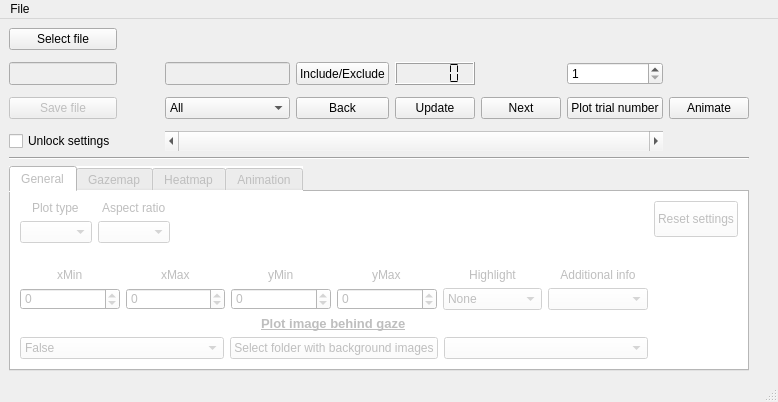
jonathanvanleeuwen/EyeParser, file Plotter/plotterGUICode.ui: the form before one commit.
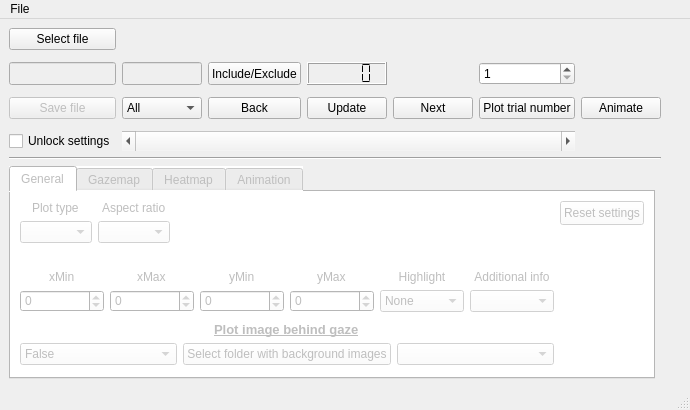
The form after the commit. The open tabs and pages were chosen to show the change.

```diff
--- a/Plotter/plotterGUICode.ui
+++ b/Plotter/plotterGUICode.ui
@@ -9,8 +9,8 @@
    <rect>
     <x>0</x>
     <y>0</y>
-    <width>778</width>
-    <height>402</height>
+    <width>647</width>
+    <height>410</height>
    </rect>
   </property>
   <property name="windowTitle">
@@ -24,6 +24,19 @@
     <string notr="true"/>
    </property>
    <layout class="QGridLayout" name="gridLayout_2">
+    <item row="4" column="3">
+     <spacer name="verticalSpacer">
+      <property name="orientation">
+       <enum>Qt::Vertical</enum>
+      </property>
+      <property name="sizeHint" stdset="0">
+       <size>
+        <width>20</width>
+        <height>40</height>
+       </size>
+      </property>
+     </spacer>
+    </item>
     <item row="0" column="0" colspan="2">
      <layout class="QGridLayout" name="gridLayout">
       <property name="horizontalSpacing">
@@ -40,6 +53,12 @@
           <verstretch>0</verstretch>
          </sizepolicy>
         </property>
+        <property name="maximumSize">
+         <size>
+          <width>16777215</width>
+          <height>24</height>
+         </size>
+        </property>
         <property name="text">
          <string>Include/Exclude</string>
         </property>
@@ -53,6 +72,12 @@
           <verstretch>0</verstretch>
          </sizepolicy>
         </property>
+        <property name="maximumSize">
+         <size>
+          <width>16777215</width>
+          <height>24</height>
+         </size>
+        </property>
         <property name="font">
          <font>
           <pointsize>10</pointsize>
@@ -76,6 +101,12 @@
           <verstretch>0</verstretch>
          </sizepolicy>
         </property>
+        <property name="maximumSize">
+         <size>
+          <width>16777215</width>
+          <height>24</height>
+         </size>
+        </property>
        </widget>
       </item>
       <item row="4" column="0">
@@ -89,6 +120,12 @@
           <verstretch>0</verstretch>
          </sizepolicy>
         </property>
+        <property name="maximumSize">
+         <size>
+          <width>16777215</width>
+          <height>24</height>
+         </size>
+        </property>
         <property name="text">
          <string>Save file</string>
         </property>
@@ -105,6 +142,12 @@
           <verstretch>0</verstretch>
          </sizepolicy>
         </property>
+        <property name="maximumSize">
+         <size>
+          <width>16777215</width>
+          <height>24</height>
+         </size>
+        </property>
         <property name="text">
          <string>Back</string>
         </property>
@@ -121,6 +164,12 @@
           <verstretch>0</verstretch>
          </sizepolicy>
         </property>
+        <property name="maximumSize">
+         <size>
+          <width>16777215</width>
+          <height>24</height>
+         </size>
+        </property>
         <property name="text">
          <string>Next</string>
         </property>
@@ -137,6 +186,12 @@
           <verstretch>0</verstretch>
          </sizepolicy>
         </property>
+        <property name="maximumSize">
+         <size>
+          <width>16777215</width>
+          <height>24</height>
+         </size>
+        </property>
         <property name="text">
          <string>Update</string>
         </property>
@@ -150,6 +205,12 @@
           <verstretch>0</verstretch>
          </sizepolicy>
         </property>
+        <property name="maximumSize">
+         <size>
+          <width>16777215</width>
+          <height>24</height>
+         </size>
+        </property>
         <property name="text">
          <string>Plot trial number</string>
         </property>
@@ -163,6 +224,12 @@
           <verstretch>0</verstretch>
          </sizepolicy>
         </property>
+        <property name="maximumSize">
+         <size>
+          <width>16777215</width>
+          <height>24</height>
+         </size>
+        </property>
         <item>
          <property name="text">
           <string>All</string>
@@ -188,6 +255,12 @@
           <verstretch>0</verstretch>
          </sizepolicy>
         </property>
+        <property name="maximumSize">
+         <size>
+          <width>16777215</width>
+          <height>24</height>
+         </size>
+        </property>
         <property name="maximum">
          <number>0</number>
         </property>
@@ -204,6 +277,12 @@
           <verstretch>0</verstretch>
          </sizepolicy>
         </property>
+        <property name="maximumSize">
+         <size>
+          <width>16777215</width>
+          <height>24</height>
+         </size>
+        </property>
         <property name="text">
          <string>Animate</string>
         </property>
@@ -217,6 +296,12 @@
           <verstretch>0</verstretch>
          </sizepolicy>
         </property>
+        <property name="maximumSize">
+         <size>
+          <width>16777215</width>
+          <height>24</height>
+         </size>
+        </property>
         <property name="minimum">
          <number>1</number>
         </property>
@@ -233,6 +318,12 @@
           <verstretch>0</verstretch>
          </sizepolicy>
         </property>
+        <property name="maximumSize">
+         <size>
+          <width>16777215</width>
+          <height>24</height>
+         </size>
+        </property>
         <property name="text">
          <string>Unlock settings</string>
         </property>
@@ -246,6 +337,12 @@
           <verstretch>0</verstretch>
          </sizepolicy>
         </property>
+        <property name="maximumSize">
+         <size>
+          <width>16777215</width>
+          <height>24</height>
+         </size>
+        </property>
         <property name="text">
          <string>Select file</string>
         </property>
@@ -271,6 +368,12 @@
           <verstretch>0</verstretch>
          </sizepolicy>
         </property>
+        <property name="maximumSize">
+         <size>
+          <width>16777215</width>
+          <height>24</height>
+         </size>
+        </property>
         <property name="font">
          <font>
           <weight>75</weight>
@@ -313,11 +416,22 @@
       </property>
      </widget>
     </item>
-    <item row="3" column="0" colspan="2">
+    <item row="3" column="0">
+     <layout class="QGridLayout" name="gridLayout_12">
+      <property name="sizeConstraint">
+       <enum>QLayout::SetDefaultConstraint</enum>
+      </property>
+      <item row="0" column="0">
      <widget class="QTabWidget" name="heatmapTab">
       <property name="enabled">
        <bool>false</bool>
       </property>
+        <property name="minimumSize">
+         <size>
+          <width>595</width>
+          <height>204</height>
+         </size>
+        </property>
       <property name="styleSheet">
        <string notr="true">background-color: rgb(255, 255, 255);</string>
       </property>
@@ -412,6 +526,12 @@
             <verstretch>0</verstretch>
            </sizepolicy>
           </property>
+            <property name="maximumSize">
+             <size>
+              <width>16777215</width>
+              <height>24</height>
+             </size>
+            </property>
           <property name="text">
            <string>Reset settings</string>
           </property>
@@ -453,6 +573,12 @@
               <verstretch>0</verstretch>
              </sizepolicy>
             </property>
+              <property name="maximumSize">
+               <size>
+                <width>16777215</width>
+                <height>24</height>
+               </size>
+              </property>
             <property name="text">
              <string>xMax</string>
             </property>
@@ -466,6 +592,12 @@
               <verstretch>0</verstretch>
              </sizepolicy>
             </property>
+              <property name="maximumSize">
+               <size>
+                <width>16777215</width>
+                <height>24</height>
+               </size>
+              </property>
             <property name="minimum">
              <number>-10000</number>
             </property>
@@ -482,6 +614,12 @@
               <verstretch>0</verstretch>
              </sizepolicy>
             </property>
+              <property name="maximumSize">
+               <size>
+                <width>16777215</width>
+                <height>24</height>
+               </size>
+              </property>
             <property name="text">
              <string>yMax</string>
             </property>
@@ -495,6 +633,12 @@
               <verstretch>0</verstretch>
              </sizepolicy>
             </property>
+              <property name="maximumSize">
+               <size>
+                <width>16777215</width>
+                <height>24</height>
+               </size>
+              </property>
             <property name="minimum">
              <number>-10000</number>
             </property>
@@ -511,6 +655,12 @@
               <verstretch>0</verstretch>
              </sizepolicy>
             </property>
+              <property name="maximumSize">
+               <size>
+                <width>16777215</width>
+                <height>24</height>
+               </size>
+              </property>
             <property name="text">
              <string>yMin</string>
             </property>
@@ -524,6 +674,12 @@
               <verstretch>0</verstretch>
              </sizepolicy>
             </property>
+              <property name="maximumSize">
+               <size>
+                <width>16777215</width>
+                <height>24</height>
+               </size>
+              </property>
             <property name="minimum">
              <number>-10000</number>
             </property>
@@ -540,6 +696,12 @@
               <verstretch>0</verstretch>
              </sizepolicy>
             </property>
+              <property name="maximumSize">
+               <size>
+                <width>16777215</width>
+                <height>24</height>
+               </size>
+              </property>
             <property name="minimum">
              <number>-10000</number>
             </property>
@@ -556,6 +718,12 @@
               <verstretch>0</verstretch>
              </sizepolicy>
             </property>
+              <property name="maximumSize">
+               <size>
+                <width>16777215</width>
+                <height>24</height>
+               </size>
+              </property>
             <property name="text">
              <string>xMin</string>
             </property>
@@ -569,6 +737,12 @@
               <verstretch>0</verstretch>
              </sizepolicy>
             </property>
+              <property name="maximumSize">
+               <size>
+                <width>16777215</width>
+                <height>24</height>
+               </size>
+              </property>
             <item>
              <property name="text">
               <string>None</string>
@@ -594,6 +768,12 @@
               <verstretch>0</verstretch>
              </sizepolicy>
             </property>
+              <property name="maximumSize">
+               <size>
+                <width>16777215</width>
+                <height>24</height>
+               </size>
+              </property>
             <property name="text">
              <string>Highlight</string>
             </property>
@@ -610,6 +790,12 @@
               <verstretch>0</verstretch>
              </sizepolicy>
             </property>
+              <property name="maximumSize">
+               <size>
+                <width>16777215</width>
+                <height>24</height>
+               </size>
+              </property>
             <property name="text">
              <string>Additional info</string>
             </property>
@@ -626,6 +812,12 @@
               <verstretch>0</verstretch>
              </sizepolicy>
             </property>
+              <property name="maximumSize">
+               <size>
+                <width>16777215</width>
+                <height>24</height>
+               </size>
+              </property>
            </widget>
           </item>
          </layout>
@@ -653,6 +845,12 @@
               <verstretch>0</verstretch>
              </sizepolicy>
             </property>
+              <property name="maximumSize">
+               <size>
+                <width>16777215</width>
+                <height>24</height>
+               </size>
+              </property>
             <item>
              <property name="text">
               <string>False</string>
@@ -673,6 +871,12 @@
               <verstretch>0</verstretch>
              </sizepolicy>
             </property>
+              <property name="maximumSize">
+               <size>
+                <width>16777215</width>
+                <height>24</height>
+               </size>
+              </property>
             <property name="font">
              <font>
               <pointsize>10</pointsize>
@@ -694,6 +898,12 @@
               <verstretch>0</verstretch>
              </sizepolicy>
             </property>
+              <property name="maximumSize">
+               <size>
+                <width>16777215</width>
+                <height>24</height>
+               </size>
+              </property>
            </widget>
           </item>
           <item row="1" column="1">
@@ -704,6 +914,12 @@
               <verstretch>0</verstretch>
              </sizepolicy>
             </property>
+              <property name="maximumSize">
+               <size>
+                <width>16777215</width>
+                <height>24</height>
+               </size>
+              </property>
             <property name="text">
              <string>Select folder with background images</string>
             </property>
@@ -1509,18 +1725,7 @@
       </widget>
      </widget>
     </item>
-    <item row="3" column="2">
-     <spacer name="verticalSpacer">
-      <property name="orientation">
-       <enum>Qt::Vertical</enum>
-      </property>
-      <property name="sizeHint" stdset="0">
-       <size>
-        <width>20</width>
-        <height>40</height>
-       </size>
-      </property>
-     </spacer>
+     </layout>
     </item>
    </layout>
    <zorder>heatmapTab</zorder>
@@ -1533,7 +1738,7 @@
     <rect>
      <x>0</x>
      <y>0</y>
-     <width>778</width>
+     <width>647</width>
      <height>21</height>
     </rect>
    </property>
```
Left out of the diff: 286 changed lines with no effect on the pictures. Lines whose indentation alone changed are shown as unchanged.
